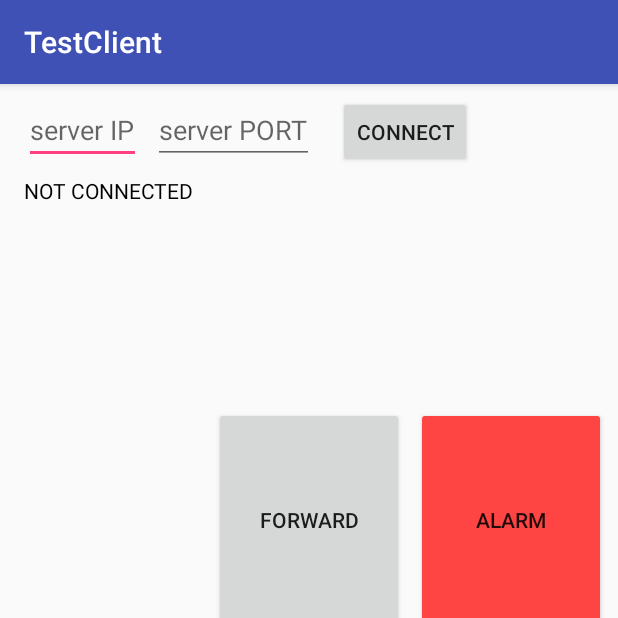
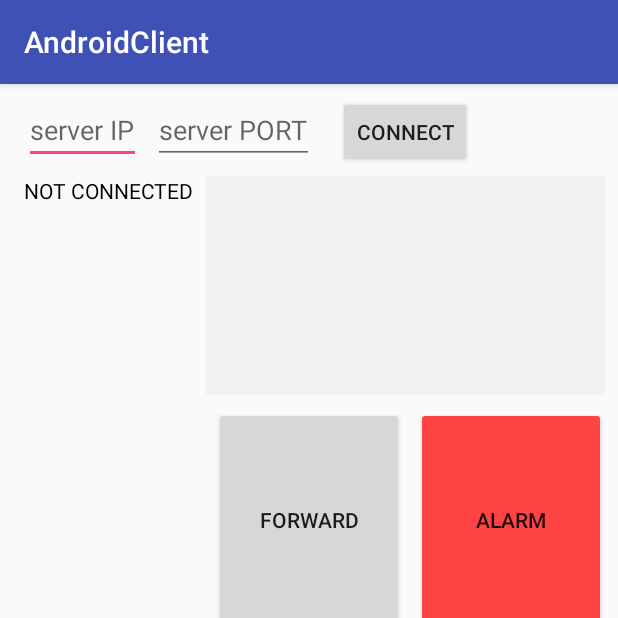
Before and after one commit to PierfrancescoSoffritti/configurable-threejs-app, an Android app: the screen it shows after launch (MainActivity), on a phone screen of 412 x 824 dp, the top half of it. Run offline under Robolectric (Android 15) with nearby library versions, the phone set to English and light mode, and no system bars; our stand-ins replace RxJava.

Commit message:
android client refactoring

```diff
--- a/ClientExamples/AndroidClient/app/build.gradle
+++ b/ClientExamples/AndroidClient/app/build.gradle
@@ -28,11 +28,11 @@ dependencies {
     androidTestImplementation 'com.android.support.test:runner:1.0.1'
     androidTestImplementation 'com.android.support.test.espresso:espresso-core:3.0.1'
 
-    implementation"org.jetbrains.kotlin:kotlin-stdlib-jre7:$kotlin_version"
+    implementation "org.jetbrains.kotlin:kotlin-stdlib-jdk7:$kotlin_version"
     implementation 'com.android.support:appcompat-v7:27.1.1'
     implementation 'com.android.support.constraint:constraint-layout:1.1.0'
 
-    implementation "io.reactivex.rxjava2:rxjava:2.1.6"
+    implementation 'io.reactivex.rxjava2:rxjava:2.1.6'
     implementation 'io.reactivex.rxjava2:rxkotlin:2.1.0'
     implementation 'io.reactivex.rxjava2:rxandroid:2.0.1'
 }
--- a/ClientExamples/AndroidClient/app/src/main/java/com/pierfrancescosoffritti/configurablethreejsapp/testclient/ConnectionListener.kt
+++ /dev/null
@@ -1,6 +0,0 @@
-package com.pierfrancescosoffritti.configurablethreejsapp.testclient
-
-interface ConnectionListener {
-    fun onConnected()
-    fun onDisconnected()
-}
--- a/ClientExamples/AndroidClient/app/src/main/java/com/pierfrancescosoffritti/configurablethreejsapp/testclient/MainActivity.kt
+++ b/ClientExamples/AndroidClient/app/src/main/java/com/pierfrancescosoffritti/configurablethreejsapp/testclient/MainActivity.kt
@@ -1,27 +1,68 @@
 package com.pierfrancescosoffritti.configurablethreejsapp.testclient
 
 import android.os.Bundle
-import android.os.Handler
 import android.support.v7.app.AppCompatActivity
+import android.util.Log
+import android.view.View
+import android.widget.Toast
+import com.pierfrancescosoffritti.configurablethreejsapp.testclient.io.ConnectionListener
+import com.pierfrancescosoffritti.configurablethreejsapp.testclient.io.TCPClient
+import com.pierfrancescosoffritti.configurablethreejsapp.testclient.io.TCPEndPoint
+import com.pierfrancescosoffritti.configurablethreejsapp.testclient.utils.PreferencesHelper
 import io.reactivex.android.schedulers.AndroidSchedulers
 import io.reactivex.schedulers.Schedulers
 import kotlinx.android.synthetic.main.activity_main.*
 
 class MainActivity : AppCompatActivity(), ConnectionListener {
-
-    private lateinit var handler: Handler
     private lateinit var outputChannel: OutputChannel
 
     override fun onCreate(savedInstanceState: Bundle?) {
         super.onCreate(savedInstanceState)
         setContentView(R.layout.activity_main)
 
-        handler = Handler(mainLooper)
-        lifecycle.addObserver(PreferencesManager(this, ip_address_edit_text, port_edit_text))
+        lifecycle.addObserver(PreferencesHelper(this, ip_address_edit_text, port_edit_text))
 
         outputChannel = TCPEndPoint(TCPClient(), this)
 
-        connect_button.setOnClickListener { outputChannel.connect(ip_address_edit_text.text.toString(), Integer.parseInt(port_edit_text.text.toString())) }
+        setupClickListeners(outputChannel)
+    }
+
+    override fun onConnected() {
+        connection_status_label.text = getString(R.string.connected)
+        toggleConnectDisconnectButtons(true)
+
+        outputChannel.getOutput()
+                .subscribeOn(Schedulers.io())
+                .observeOn(AndroidSchedulers.mainThread())
+                .subscribe({ server_output_text_view.text = it }, { Log.e(javaClass.simpleName, it.toString()) }, {  })
+    }
+
+    override fun onDisconnected() {
+        toggleConnectDisconnectButtons(false)
+        server_output_text_view.text = ""
+        connection_status_label.text = getString(R.string.not_connected)
+    }
+
+    override fun onError(error: Throwable) {
+        val toast = Toast.makeText(applicationContext, error.toString(), Toast.LENGTH_SHORT)
+        toast.show()
+    }
+
+    private fun setupClickListeners(outputChannel: OutputChannel) {
+        connect_button.setOnClickListener {
+            val ip = ip_address_edit_text.text.toString().trim()
+            val portString = port_edit_text.text.toString()
+            val port: Int
+
+            try {
+                port = Integer.parseInt(portString)
+                outputChannel.connect(ip, port)
+            } catch (e: Exception) {
+                onError(Exception("Port number not valid"))
+            }
+        }
+
+        disconnect_button.setOnClickListener { outputChannel.disconnect() }
 
         alarm_button.setOnClickListener { outputChannel.onAlarm() }
         forward_button.setOnClickListener { outputChannel.forward(300) }
@@ -30,15 +71,8 @@ class MainActivity : AppCompatActivity(), ConnectionListener {
         right_button.setOnClickListener { outputChannel.right(300) }
     }
 
-    override fun onConnected() {
-        connection_status_lable.text = "CONNECTED"
-        outputChannel.getOutput()
-                .subscribeOn(Schedulers.io())
-                .observeOn(AndroidSchedulers.mainThread())
-                .subscribe({ server_output_text_view.text = it }, { throw it }, {})
-    }
-
-    override fun onDisconnected() {
-        connection_status_lable.text = "DISCONNECTED"
+    private fun toggleConnectDisconnectButtons(connected: Boolean) {
+        connect_button.visibility = if(connected) View.GONE else View.VISIBLE
+        disconnect_button.visibility = if(connected) View.VISIBLE else View.GONE
     }
 }
--- a/ClientExamples/AndroidClient/app/src/main/java/com/pierfrancescosoffritti/configurablethreejsapp/testclient/OutputChannel.kt
+++ b/ClientExamples/AndroidClient/app/src/main/java/com/pierfrancescosoffritti/configurablethreejsapp/testclient/OutputChannel.kt
@@ -1,6 +1,5 @@
 package com.pierfrancescosoffritti.configurablethreejsapp.testclient
 
-import com.google.gson.JsonObject
 import io.reactivex.Flowable
 
 interface OutputChannel {
--- /dev/null
+++ b/ClientExamples/AndroidClient/app/src/main/java/com/pierfrancescosoffritti/configurablethreejsapp/testclient/io/ConnectionListener.kt
@@ -0,0 +1,7 @@
+package com.pierfrancescosoffritti.configurablethreejsapp.testclient.io
+
+interface ConnectionListener {
+    fun onConnected()
+    fun onDisconnected()
+    fun onError(error: Throwable)
+}
--- a/ClientExamples/AndroidClient/app/src/main/java/com/pierfrancescosoffritti/configurablethreejsapp/testclient/PreferencesManager.kt
+++ b/ClientExamples/AndroidClient/app/src/main/java/com/pierfrancescosoffritti/configurablethreejsapp/testclient/utils/PreferencesHelper.kt
@@ -1,4 +1,4 @@
-package com.pierfrancescosoffritti.configurablethreejsapp.testclient
+package com.pierfrancescosoffritti.configurablethreejsapp.testclient.utils
 
 import android.arch.lifecycle.Lifecycle
 import android.arch.lifecycle.LifecycleObserver
@@ -6,7 +6,7 @@ import android.arch.lifecycle.OnLifecycleEvent
 import android.content.Context
 import android.widget.EditText
 
-class PreferencesManager(private val context: Context, private val ipEditText: EditText, private val portEditText: EditText) : LifecycleObserver {
+class PreferencesHelper(private val context: Context, private val ipEditText: EditText, private val portEditText: EditText) : LifecycleObserver {
     private val preferenceKeyIp = "ip"
     private val preferenceKeyPort = "port"
     private val sharedPreferencesKey = "MainActivity_SharedPreferences"
--- a/ClientExamples/AndroidClient/app/src/main/res/layout/activity_main.xml
+++ b/ClientExamples/AndroidClient/app/src/main/res/layout/activity_main.xml
@@ -13,13 +13,13 @@
         android:layout_marginStart="8dp"
         android:layout_marginTop="8dp"
         android:backgroundTint="@android:color/holo_green_light"
-        android:text="placeholder"
+        android:text="@string/placeholder_text"
         android:visibility="invisible"
         app:layout_constraintBottom_toTopOf="@+id/left_button"
         app:layout_constraintEnd_toStartOf="@+id/forward_button"
         app:layout_constraintHorizontal_bias="0.5"
         app:layout_constraintStart_toStartOf="parent"
-        app:layout_constraintTop_toBottomOf="@+id/connection_status_lable" />
+        app:layout_constraintTop_toBottomOf="@+id/connection_status_label" />
 
     <Button
         android:id="@+id/forward_button"
@@ -28,12 +28,12 @@
         android:layout_marginEnd="8dp"
         android:layout_marginStart="8dp"
         android:layout_marginTop="8dp"
-        android:text="forward"
+        android:text="@string/forward"
         app:layout_constraintBottom_toTopOf="@+id/backward_button"
         app:layout_constraintEnd_toStartOf="@+id/alarm_button"
         app:layout_constraintHorizontal_bias="0.5"
         app:layout_constraintStart_toEndOf="@+id/placeholder"
-        app:layout_constraintTop_toBottomOf="@+id/connection_status_lable" />
+        app:layout_constraintTop_toBottomOf="@+id/connection_status_label" />
 
     <Button
         android:id="@+id/alarm_button"
@@ -42,12 +42,11 @@
         android:layout_marginEnd="8dp"
         android:layout_marginTop="8dp"
         android:backgroundTint="@android:color/holo_red_light"
-        android:text="alarm"
+        android:text="@string/alarm"
         app:layout_constraintBottom_toTopOf="@+id/right_button"
         app:layout_constraintEnd_toEndOf="parent"
-        app:layout_constraintHorizontal_bias="0.5"
         app:layout_constraintStart_toEndOf="@+id/forward_button"
-        app:layout_constraintTop_toBottomOf="@+id/connection_status_lable" />
+        app:layout_constraintTop_toBottomOf="@+id/connection_status_label" />
 
     <Button
         android:id="@+id/backward_button"
@@ -55,7 +54,7 @@
         android:layout_height="150dp"
         android:layout_marginEnd="8dp"
         android:layout_marginStart="8dp"
-        android:text="backward"
+        android:text="@string/backward"
         app:layout_constraintBottom_toBottomOf="parent"
         app:layout_constraintEnd_toStartOf="@+id/right_button"
         app:layout_constraintHorizontal_bias="0.5"
@@ -68,10 +67,9 @@
         android:layout_height="150dp"
         android:layout_marginEnd="8dp"
         android:layout_marginStart="8dp"
-        android:text="turn left"
+        android:text="@string/turn_left"
         app:layout_constraintBottom_toBottomOf="parent"
         app:layout_constraintEnd_toStartOf="@+id/backward_button"
-        app:layout_constraintHorizontal_bias="0.5"
         app:layout_constraintStart_toStartOf="parent"
         app:layout_constraintTop_toBottomOf="@+id/placeholder" />
 
@@ -81,20 +79,19 @@
         android:layout_height="150dp"
         android:layout_marginEnd="8dp"
         android:layout_marginStart="8dp"
-        android:text="turn right"
+        android:text="@string/turn_right"
         app:layout_constraintBottom_toBottomOf="parent"
         app:layout_constraintEnd_toEndOf="parent"
-        app:layout_constraintHorizontal_bias="0.5"
         app:layout_constraintStart_toEndOf="@+id/backward_button"
         app:layout_constraintTop_toBottomOf="@+id/alarm_button" />
 
     <TextView
-        android:id="@+id/connection_status_lable"
+        android:id="@+id/connection_status_label"
         android:layout_width="wrap_content"
         android:layout_height="wrap_content"
         android:layout_marginStart="16dp"
         android:layout_marginTop="8dp"
-        android:text="not connected"
+        android:text="@string/not_connected"
         android:textAllCaps="true"
         android:textColor="@android:color/black"
         app:layout_constraintStart_toStartOf="parent"
@@ -106,7 +103,7 @@
         android:layout_height="wrap_content"
         android:layout_marginStart="16dp"
         android:layout_marginTop="8dp"
-        android:hint="server IP"
+        android:hint="@string/server_ip"
         app:layout_constraintStart_toStartOf="parent"
         app:layout_constraintTop_toTopOf="parent" />
 
@@ -116,7 +113,7 @@
         android:layout_height="wrap_content"
         android:layout_marginStart="8dp"
         android:layout_marginTop="8dp"
-        android:hint="server PORT"
+        android:hint="@string/server_port"
         android:inputType="number"
         app:layout_constraintStart_toEndOf="@+id/ip_address_edit_text"
         app:layout_constraintTop_toTopOf="parent" />
@@ -127,7 +124,18 @@
         android:layout_height="wrap_content"
         android:layout_marginStart="16dp"
         android:layout_marginTop="8dp"
-        android:text="connect"
+        android:text="@string/connect"
+        app:layout_constraintStart_toEndOf="@+id/port_edit_text"
+        app:layout_constraintTop_toTopOf="parent" />
+
+    <Button
+        android:id="@+id/disconnect_button"
+        android:layout_width="wrap_content"
+        android:layout_height="wrap_content"
+        android:layout_marginStart="16dp"
+        android:layout_marginTop="8dp"
+        android:text="@string/disconnect"
+        android:visibility="gone"
         app:layout_constraintStart_toEndOf="@+id/port_edit_text"
         app:layout_constraintTop_toTopOf="parent" />
 
@@ -139,9 +147,10 @@
         android:layout_marginEnd="8dp"
         android:layout_marginStart="8dp"
         android:layout_marginTop="8dp"
+        android:background="@color/shade"
         app:layout_constraintBottom_toTopOf="@+id/forward_button"
         app:layout_constraintEnd_toEndOf="parent"
-        app:layout_constraintStart_toEndOf="@+id/connection_status_lable"
+        app:layout_constraintStart_toEndOf="@+id/connection_status_label"
         app:layout_constraintTop_toBottomOf="@+id/ip_address_edit_text" />
 
 </android.support.constraint.ConstraintLayout>
--- a/ClientExamples/AndroidClient/app/src/main/res/values/colors.xml
+++ b/ClientExamples/AndroidClient/app/src/main/res/values/colors.xml
@@ -3,4 +3,5 @@
     <color name="colorPrimary">#3F51B5</color>
     <color name="colorPrimaryDark">#303F9F</color>
     <color name="colorAccent">#FF4081</color>
+    <color name="shade">#08000000</color>
 </resources>
--- a/ClientExamples/AndroidClient/app/src/main/res/values/strings.xml
+++ b/ClientExamples/AndroidClient/app/src/main/res/values/strings.xml
@@ -1,3 +1,15 @@
 <resources>
-    <string name="app_name">TestClient</string>
+    <string name="app_name">AndroidClient</string>
+    <string name="connected">Connected</string>
+    <string name="not_connected">Not connected</string>
+    <string name="placeholder_text">placeholder</string>
+    <string name="forward">forward</string>
+    <string name="alarm">alarm</string>
+    <string name="backward">backward</string>
+    <string name="turn_left">turn left</string>
+    <string name="turn_right">turn right</string>
+    <string name="server_ip">server IP</string>
+    <string name="server_port">server PORT</string>
+    <string name="connect">connect</string>
+    <string name="disconnect">disconnect</string>
 </resources>
```
Also changed, not shown: ClientExamples/AndroidClient/app/src/main/java/com/pierfrancescosoffritti/configurablethreejsapp/testclient/io/TCPClient.kt (renamed from ClientExamples/AndroidClient/app/src/main/java/com/pierfrancescosoffritti/configurablethreejsapp/testclient/TCPClient.kt, +19 -25 lines), ClientExamples/AndroidClient/app/src/main/java/com/pierfrancescosoffritti/configurablethreejsapp/testclient/io/TCPEndPoint.kt (renamed from ClientExamples/AndroidClient/app/src/main/java/com/pierfrancescosoffritti/configurablethreejsapp/testclient/TCPEndPoint.kt, +4 -7 lines), 1 other file.
